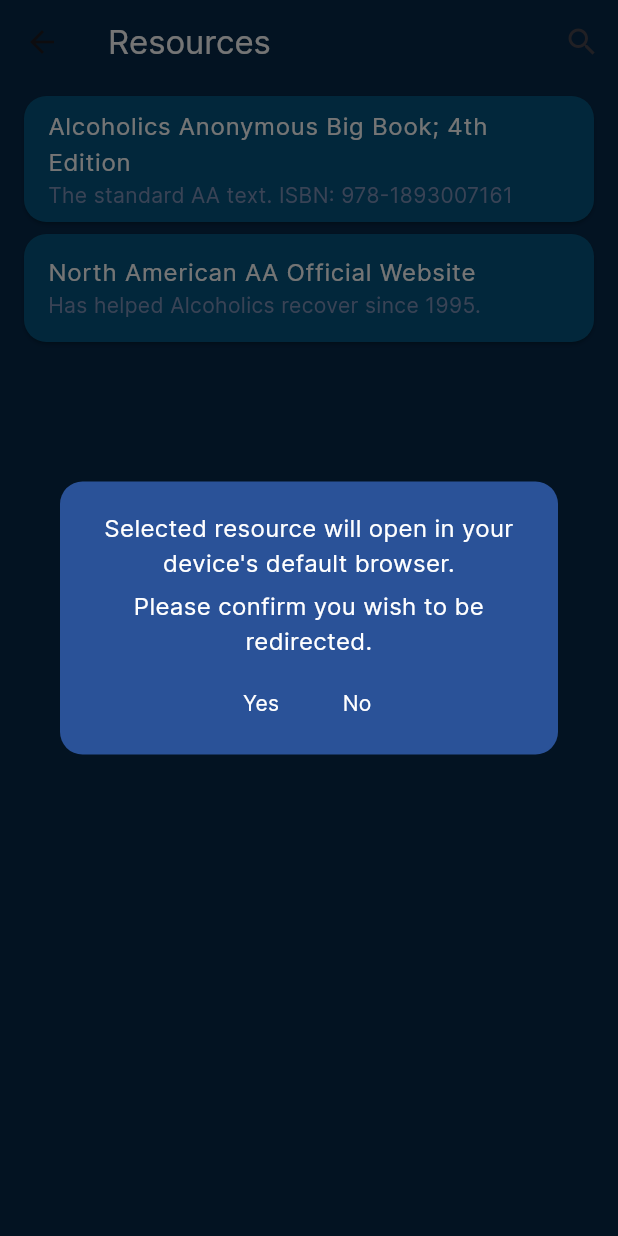
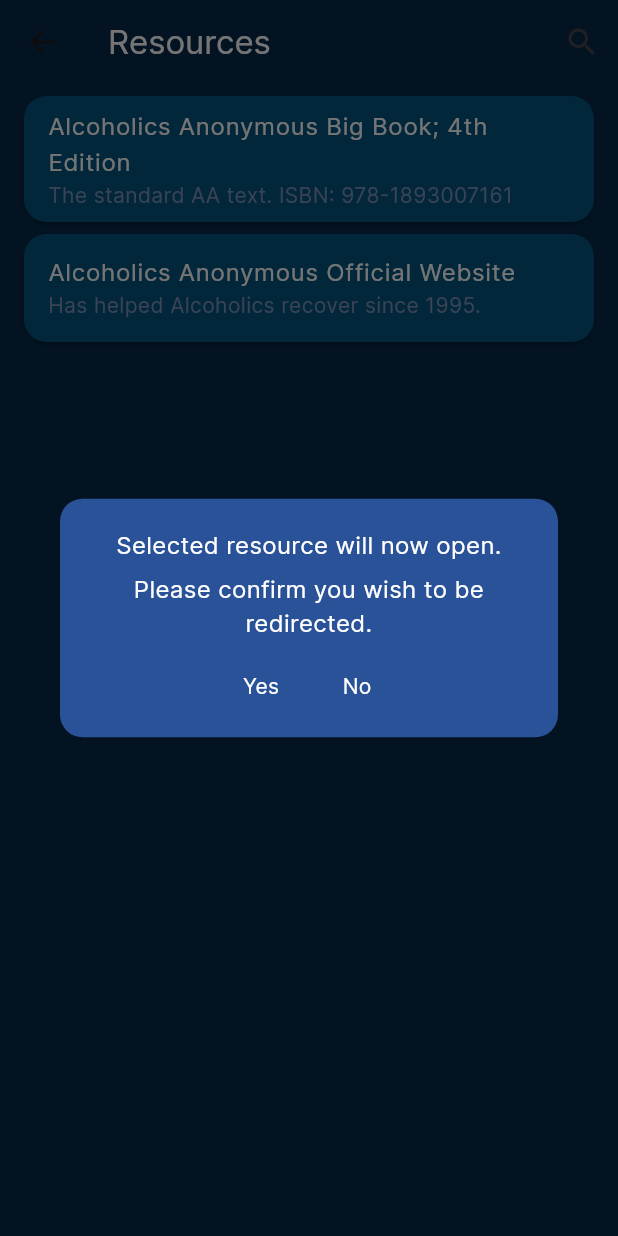
Before and after one commit to matt0681/Addiction-Recovery-App, a Flutter app: the ResourcesPage screen opened directly, after a tap on "Alcoholics Anonymous Big Book; 4th Editi", on a phone screen of 412 x 824 dp. Run offline on Flutter 3.47's test engine with Material 3 defaults, Android fonts, the phone set to English and light mode, and no system bars; our stand-ins replace flutter_native_splash, table_calendar.

Commit message:
Finished the resource page!

```diff
--- a/lib/screens/resources_page.dart
+++ b/lib/screens/resources_page.dart
@@ -35,7 +35,7 @@ class _ResourcesPageState extends State<ResourcesPage> {
             mainAxisAlignment: MainAxisAlignment.center,
             children: <Widget>[
 
-              Text("Selected resource will open in your device's default browser.",
+              Text("Selected resource will now open.",
                 style: TextStyle(color: Colors.white, fontSize: 16),
                 textAlign: TextAlign.center,
               ),
@@ -79,7 +79,7 @@ class _ResourcesPageState extends State<ResourcesPage> {
   // [Title, SubTitle, Affiliate(0=false,1=true), Link, Image?]
   final List<List<String>> _resourceList = [
     ["Alcoholics Anonymous Big Book; 4th Edition", "The standard AA text. ISBN: 978-1893007161", "0", "https://www.amazon.com/Alcoholics-AAWS/dp/1893007162/ref=tmm_hrd_swatch_0?_encoding=UTF8&qid=1704221875&sr=8-1", "Book"],
-    ["North American AA Official Website", "Has helped Alcoholics recover since 1995.", "0", "https://flutter.dev/", "Website"],
+    ["Alcoholics Anonymous Official Website", "Has helped Alcoholics recover since 1995.", "0", "https://www.aa.org/", "Website"],
   ];
 
   bool _searchBoolean= false;
```
